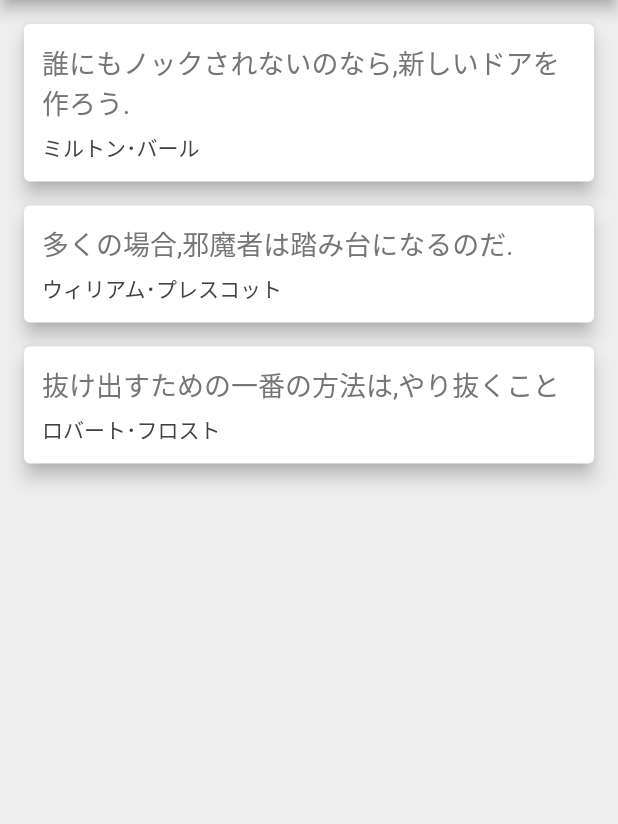
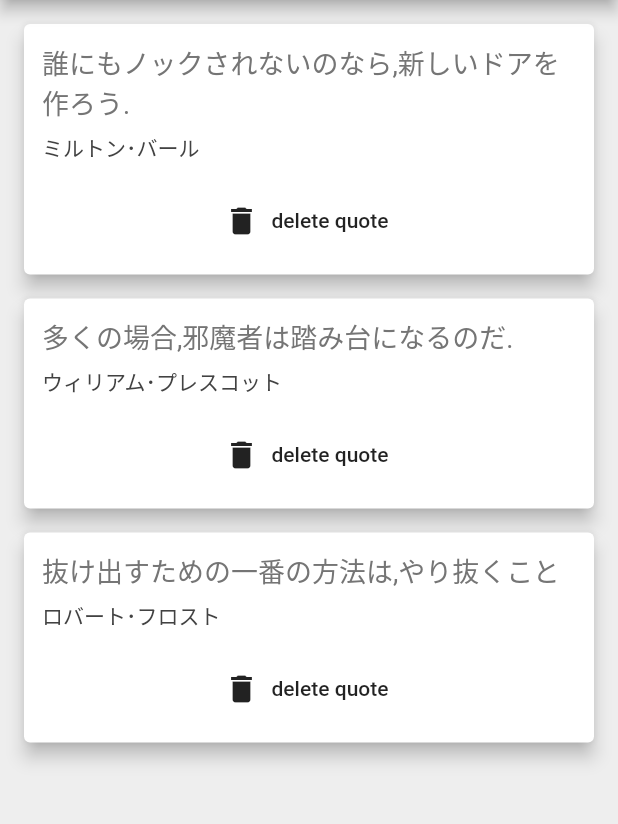
Before and after one commit to shuheydev/flutter_awesome_quotes, a Flutter app: the screen it shows after launch, on a phone screen of 412 x 824 dp, the part 84-908 px from its top. Run offline on Flutter 3.47's test engine with Material 2 defaults, Android fonts, the phone set to English and light mode, and no system bars; Roboto replaces fonts that are missing (NotoSerifJP).

Commit message:
リストアイテム内で,親要素が持っているデータを処理するために,関数を引数として渡す.

```diff
--- a/lib/main.dart
+++ b/lib/main.dart
@@ -18,7 +18,6 @@ class _QuoteListState extends State<QuoteList> {
     Quote(text: '抜け出すための一番の方法は,やり抜くこと', author: 'ロバート･フロスト'),
   ];
 
-
   @override
   Widget build(BuildContext context) {
     return Scaffold(
@@ -32,7 +31,18 @@ class _QuoteListState extends State<QuoteList> {
         centerTitle: true,
       ),
       body: Column(
-        children: quotes.map((quote) => QuoteCard(quote: quote)).toList(),
+        children: quotes
+            .map(
+              (quote) => QuoteCard(
+                quote: quote,
+                delete: () {
+                  setState(() {
+                    quotes.remove(quote);
+                  });
+                },
+              ),
+            )
+            .toList(),
       ),
     );
   }
--- a/lib/quote_card.dart
+++ b/lib/quote_card.dart
@@ -1,10 +1,10 @@
-
 import 'package:flutter/material.dart';
 import 'quote.dart';
 
 class QuoteCard extends StatelessWidget {
   final Quote quote;
-  QuoteCard({this.quote});
+  final Function delete;
+  QuoteCard({this.quote, this.delete});
 
   @override
   Widget build(BuildContext context) {
@@ -35,6 +35,14 @@ class QuoteCard extends StatelessWidget {
                 fontFamily: 'NotoSerifJP',
               ),
             ),
+            SizedBox(
+              height: 14.0,
+            ),
+            FlatButton.icon(
+              label: Text('delete quote'),
+              onPressed: this.delete,
+              icon: Icon(Icons.delete),
+            ),
           ],
         ),
       ),
```
